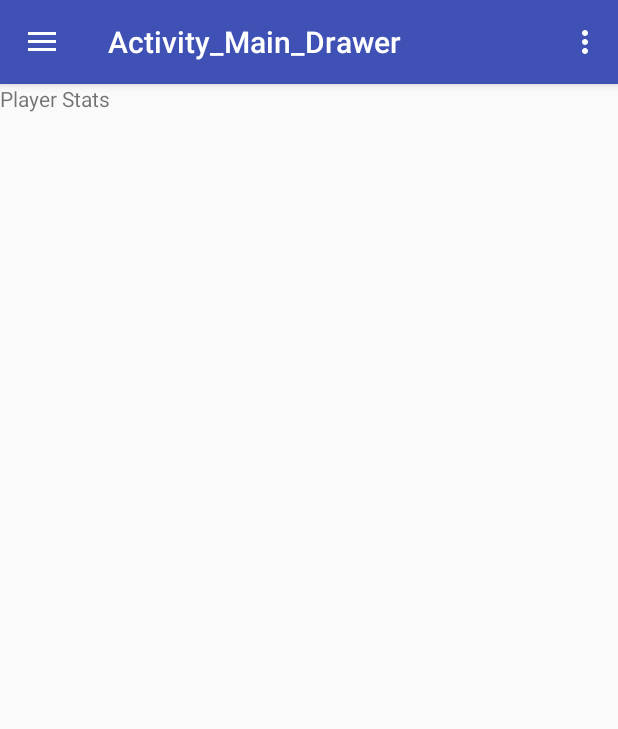
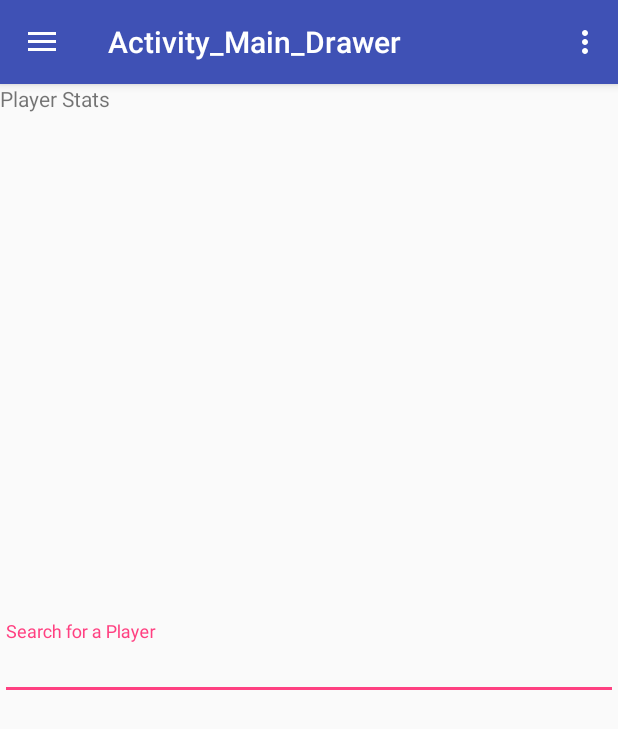
Before and after one commit to jamesmattos55/Footballguide, an Android app: the screen it shows after launch (MainActivity), after a tap on "Statistics", on a phone screen of 412 x 824 dp. Shown: the top 729 px of the screen. Run offline under Robolectric (Android 15) with nearby library versions, the phone set to English and light mode, and no system bars; libraries missing offline, so code that uses them is left out: com.facebook.stetho; 1 statement that could not run was skipped; 1 other tap on this screen came first.

Commit message:
Implemented text input field for stat fragment.

```diff
--- a/app/src/main/res/layout/fragment_player_stats.xml
+++ b/app/src/main/res/layout/fragment_player_stats.xml
@@ -4,7 +4,28 @@
   xmlns:tools="http://schemas.android.com/tools"
   android:layout_width="match_parent"
   android:layout_height="match_parent"
+  xmlns:app="http://schemas.android.com/apk/res-auto"
   tools:context=".controller.PlayerStatsFragment">
+
+  <android.support.design.widget.TextInputLayout
+    android:id="@+id/player_search_container"
+    android:layout_width="0dp"
+    android:layout_height="wrap_content"
+    app:layout_constraintTop_toTopOf="parent"
+    app:layout_constraintBottom_toBottomOf="parent"
+    app:layout_constraintLeft_toLeftOf="parent"
+    app:layout_constraintRight_toRightOf="parent"
+    app:hintEnabled="true"
+    app:hintAnimationEnabled="true">
+
+    <android.support.design.widget.TextInputEditText
+      android:id="@+id/player_search"
+      android:layout_width="match_parent"
+      android:layout_height="match_parent"
+      android:textSize="15sp"
+      android:hint="Search for a Player"/>
+
+  </android.support.design.widget.TextInputLayout>
 
   <TextView
     android:id="@+id/playerStatsHeader"
```
